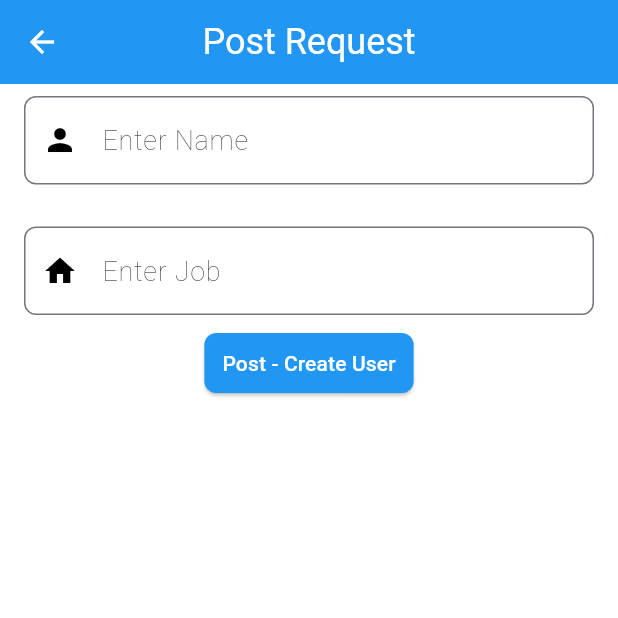
After one commit to shyambuhecha7/flutter-journey, a Flutter app: the DioNetworkScreen screen opened directly, after a tap on "POST", on a phone screen of 412 x 824 dp, the top half of it. The commit adds this screen. Run offline on Flutter 3.47's test engine with Material 3 defaults, Android fonts, the phone set to English and light mode, and no system bars; our stand-ins replace dio.

Commit message:
get and post with dio

```diff
--- /dev/null
+++ b/lib/models/dio/user_request.dart
@@ -0,0 +1,22 @@
+class UserRequest {
+  UserRequest({
+    required this.name,
+    required this.job,
+  });
+
+  final String? name;
+  final String? job;
+
+  factory UserRequest.fromJson(Map<String, dynamic> json){
+    return UserRequest(
+      name: json["name"],
+      job: json["job"],
+    );
+  }
+
+  Map<String, dynamic> toJson() => {
+    "name": name,
+    "job": job,
+  };
+
+}
--- /dev/null
+++ b/lib/models/dio/user_response.dart
@@ -0,0 +1,30 @@
+class UserResponse {
+  UserResponse({
+    required this.name,
+    required this.job,
+    required this.id,
+    required this.createdAt,
+  });
+
+  final String? name;
+  final String? job;
+  final String? id;
+  final DateTime? createdAt;
+
+  factory UserResponse.fromJson(Map<String, dynamic> json){
+    return UserResponse(
+      name: json["name"],
+      job: json["job"],
+      id: json["id"],
+      createdAt: DateTime.tryParse(json["createdAt"] ?? ""),
+    );
+  }
+
+  Map<String, dynamic> toJson() => {
+    "name": name,
+    "job": job,
+    "id": id,
+    "createdAt": createdAt?.toIso8601String(),
+  };
+
+}
--- /dev/null
+++ b/lib/network/user_api_service.dart
@@ -0,0 +1,28 @@
+import 'package:dio/dio.dart';
+import 'package:my_first_project/models/dio/user_request.dart';
+import 'package:my_first_project/models/dio/user_response.dart';
+
+class UserApiService {
+  final Dio _dio = Dio(
+    BaseOptions(
+      baseUrl: 'https://reqres.in/api/',
+      headers: {
+        'Content-Type': 'application/json',
+        'x-api-key': 'reqres-free-v1',
+      },
+      connectTimeout: Duration(seconds: 10),
+      receiveTimeout: Duration(seconds: 10),
+    ),
+  );
+
+  Future<UserResponse> createUser(UserRequest userRequest) async {
+    try {
+      final response = await _dio.post('users', data: userRequest.toJson());
+      return UserResponse.fromJson(response.data);
+    } on DioException catch (e) {
+      throw Exception(
+        'Failed to create user: ${e.response?.data ?? e.message}',
+      );
+    }
+  }
+}
--- /dev/null
+++ b/lib/screens/dio/dio_network_screen.dart
@@ -0,0 +1,54 @@
+import 'package:flutter/material.dart';
+import 'package:my_first_project/components/custom_button.dart';
+import 'package:my_first_project/screens/dio/get_request_screen.dart';
+import 'package:my_first_project/screens/dio/post_request_screen.dart';
+
+class DioNetworkScreen extends StatefulWidget {
+  const DioNetworkScreen({super.key});
+
+  @override
+  State<DioNetworkScreen> createState() => _DioNetworkScreenState();
+}
+
+class _DioNetworkScreenState extends State<DioNetworkScreen> {
+  @override
+  Widget build(BuildContext context) {
+    return Scaffold(
+      appBar: AppBar(title: Text("Dio Library", textAlign: TextAlign.center)),
+      body: Container(
+        height: double.infinity,
+        width: double.infinity,
+        color: Colors.white,
+        child: Column(
+          crossAxisAlignment: CrossAxisAlignment.center,
+          mainAxisAlignment: MainAxisAlignment.center,
+          mainAxisSize: MainAxisSize.max,
+          children: [
+            Custombutton(
+              text: "GET",
+              onPress: () {
+                Navigator.push(
+                  context,
+                  MaterialPageRoute(builder: (context) => GetRequestScreen()),
+                );
+              },
+              padding: EdgeInsets.symmetric(horizontal: 16, vertical: 8),
+            ),
+            Custombutton(
+              text: "POST",
+              onPress: () {
+                Navigator.push(
+                  context,
+                  MaterialPageRoute(builder: (context) => PostRequestScreen()),
+                );
+              },
+              padding: EdgeInsets.symmetric(horizontal: 16, vertical: 8),
+            ),
+
+
+          ],
+        ),
+      ),
+    );
+  }
+}
--- /dev/null
+++ b/lib/screens/dio/post_request_screen.dart
@@ -0,0 +1,109 @@
+import 'package:flutter/material.dart';
+import 'package:my_first_project/components/custom_button.dart';
+import 'package:my_first_project/components/custom_text_field.dart';
+import 'package:my_first_project/models/dio/user_request.dart';
+import 'package:my_first_project/network/user_api_service.dart';
+
+class PostRequestScreen extends StatefulWidget {
+  const PostRequestScreen({super.key});
+
+  @override
+  State<PostRequestScreen> createState() => _PostRequestScreenState();
+}
+
+class _PostRequestScreenState extends State<PostRequestScreen> {
+  TextEditingController nameController = TextEditingController();
+  TextEditingController jobController = TextEditingController();
+  bool isLoading = false;
+  String responseMessage = "";
+
+  void createUser() async {
+
+    if (nameController.text.trim().isEmpty || jobController.text.trim().isEmpty) {
+      setState(() {
+        responseMessage = "Please enter both name and job.";
+      });
+      return;
+    }
+
+    setState(() {
+      responseMessage ="";
+      isLoading =true;
+    });
+    try {
+      final response = await UserApiService().createUser(
+        UserRequest(
+          name: nameController.text.trim(),
+          job: jobController.text.trim(),
+        ),
+      );
+
+      setState(() {
+        responseMessage =
+            "User ID: ${response.id ?? 'N/A'}\n"
+            "Name: ${response.name}\n"
+            "Job: ${response.job}\n"
+            "Created At: ${response.createdAt}";
+      });
+    } catch (e) {
+      setState(() {
+        responseMessage = "Error : $e";
+      });
+    }finally{
+      setState(() {
+        isLoading = false;
+      });
+    }
+  }
+
+  @override
+  void dispose() {
+    nameController.dispose();
+    jobController.dispose();
+    super.dispose();
+  }
+
+  @override
+  Widget build(BuildContext context) {
+    return Scaffold(
+      appBar: AppBar(title: Text("Post Request"), centerTitle: true),
+      body: Container(
+        height: double.infinity,
+        width: double.infinity,
+        color: Colors.white,
+        child: Column(
+          crossAxisAlignment: CrossAxisAlignment.center,
+          mainAxisAlignment: MainAxisAlignment.start,
+          mainAxisSize: MainAxisSize.max,
+          children: [
+            CustomTextField(
+              hint: "Enter Name",
+              icon: Icons.person,
+              inputType: TextInputType.name,
+              controller: nameController,
+            ),
+
+            SizedBox(height: 12),
+
+            CustomTextField(
+              hint: "Enter Job",
+              icon: Icons.home,
+              inputType: TextInputType.name,
+              controller: jobController,
+            ),
+
+            isLoading
+                ? CircularProgressIndicator()
+                : Custombutton(
+                  text: "Post - Create User",
+                  onPress: createUser,
+                  padding: EdgeInsets.symmetric(horizontal: 12, vertical: 6),
+                ),
+            SizedBox(height: 20),
+            Text(responseMessage),
+          ],
+        ),
+      ),
+    );
+  }
+}
--- a/pubspec.yaml
+++ b/pubspec.yaml
@@ -7,6 +7,7 @@ environment:
   sdk: ^3.7.2
 
 dependencies:
+  dio: ^5.8.0+1
   flutter:
     sdk: flutter
 
```
Also changed, not shown: lib/HomeScreen.dart (+12 -0 lines), lib/screens/dio/get_request_screen.dart (added, +98 -0 lines), lib/models/dio/product_request.dart (added), lib/network/product_api_service.dart (added), pubspec.lock.
